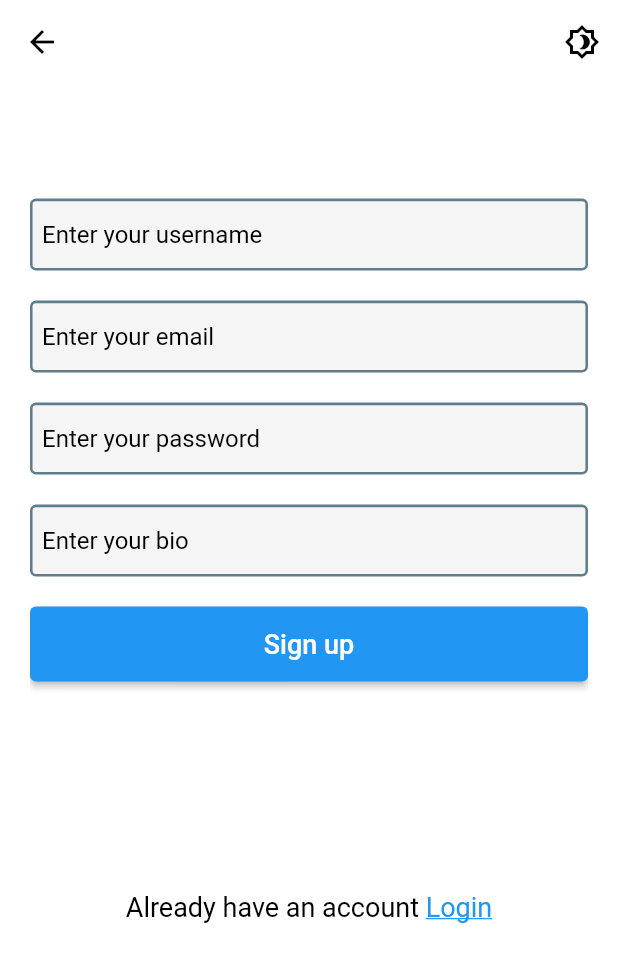
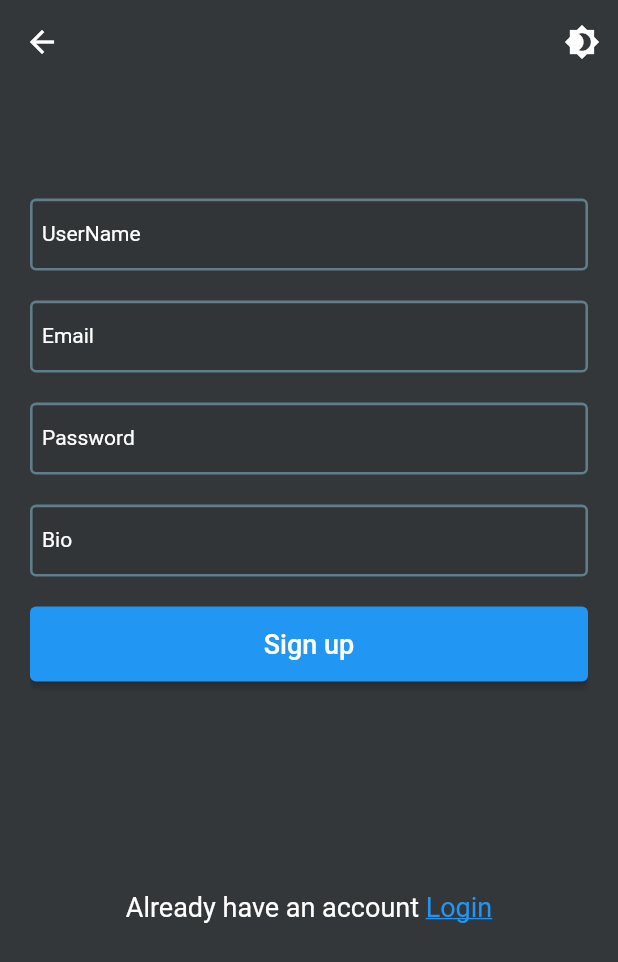
Before and after one commit to mohamedKhalid1/worldnews_app, a Flutter app: the SignUpScreen screen opened by its route, scrolled down 56 dp, after a tap on the "brightness 4" icon, on a phone screen of 412 x 824 dp. Shown: the top 962 px of the screen. Run offline on Flutter 3.47's test engine with Material 2 defaults, Android fonts, the phone set to English and light mode, and no system bars; drawn by our look-alikes of modal_progress_hud_nsn; our stand-ins replace animated_text_kit, cloud_firestore, conditional_builder_null_safety, dio, firebase_auth, firebase_core and 1 more; accounts and stored records are empty.

Commit message:
stream builder for enter to home no auth every time

```diff
--- a/lib/controller/cubit/get_news/get_news_cubit.dart
+++ b/lib/controller/cubit/get_news/get_news_cubit.dart
@@ -46,8 +46,8 @@ class GetNewsCubit extends Cubit<GetNewsState> {
     }
   }
 
-  changeThemMode(){
-    isDark=!isDark;
+  void changeThemMode(){
+    isDark= !isDark;
     emit(ChangeThemeMode());
   }
 
--- a/lib/main.dart
+++ b/lib/main.dart
@@ -1,3 +1,4 @@
+import 'package:firebase_auth/firebase_auth.dart';
 import 'package:firebase_core/firebase_core.dart';
 import 'package:flutter/material.dart';
 import 'package:flutter_bloc/flutter_bloc.dart';
@@ -37,8 +38,17 @@ class MyApp extends StatelessWidget {
   // This widget is the root of your application.
   @override
   Widget build(BuildContext context) {
+    return BlocConsumer<GetNewsCubit, GetNewsState>(
+      listener: (context, state) {
+        // TODO: implement listener
+      },
+      builder: (context, state) {
         return MaterialApp(
-      theme: GetNewsCubit.get(context).isDark?Themes.darkTheme:Themes.lightTheme,
+          theme: Themes.lightTheme,
+          darkTheme: Themes.darkTheme,
+          themeMode: GetNewsCubit.get(context).isDark
+              ? ThemeMode.dark
+              : ThemeMode.light,
           debugShowCheckedModeBanner: false,
           title: 'worldnews',
           routes: {
@@ -50,24 +60,24 @@ class MyApp extends StatelessWidget {
             SeeMoreScreen.route: (context) => SeeMoreScreen(),
             SearchScreen.route: (context) => SearchScreen(),
           },
-      home: HomeScreen(),
-      //SignUpScreen(),
-      // StreamBuilder(
-      //     stream: FirebaseAuth.instance.userChanges(),
-      //     builder: (context, snapshot) {
-      //       if (snapshot.connectionState == ConnectionState.waiting) {
-      //         return const Scaffold(
-      //           body: Center(
-      //             child: CircularProgressIndicator.adaptive(),
-      //           ),
-      //         );
-      //       }
-      //       if (snapshot.data != null) {
-      //         return const HomeScreen();
-      //       } else {
-      //         return LoginScreen();
-      //       }
-      //     }),
+          home: StreamBuilder(
+              stream: FirebaseAuth.instance.userChanges(),
+              builder: (context, snapshot) {
+                if (snapshot.connectionState == ConnectionState.waiting) {
+                  return const Scaffold(
+                    body: Center(
+                      child: CircularProgressIndicator.adaptive(),
+                    ),
+                  );
+                }
+                if (snapshot.data != null) {
+                  return HomeScreen();
+                } else {
+                  return LoginScreen();
+                }
+              }),
+        );
+      },
     );
   }
 }
--- a/lib/model/api_manager.dart
+++ b/lib/model/api_manager.dart
@@ -2,7 +2,9 @@ import 'package:dio/dio.dart';
 
 class ApiManager {
   static String apiUrl = 'https://newsapi.org/v2/';
-  static String apiKey = '9617f865758645cba88b75d048e47a89';
+  //static String apiKey = '9617f865758645cba88b75d048e47a89';
+  //static String apiKey = '81faf1a3db504fe598bc2fa70a4a5bc6';
+  static String apiKey = '9ef72eb4ea5a473d9654e88dc9b3b227';
 
   static Future<List<dynamic>> getNews(String category) async {
     String url = '${apiUrl}top-headlines';
--- a/lib/utils/themes.dart
+++ b/lib/utils/themes.dart
@@ -3,7 +3,6 @@ import 'package:flutter/services.dart';
 
 class Themes {
   static ThemeData lightTheme = ThemeData(
-
     secondaryHeaderColor: Colors.white,
     hintColor: Colors.black,
     textTheme: const TextTheme(
--- a/lib/view/screens/authentication/login_screen.dart
+++ b/lib/view/screens/authentication/login_screen.dart
@@ -60,8 +60,8 @@ class LoginScreen extends StatelessWidget {
                     key: formKey,
                     child: Column(
                       children: [
-                        SizedBox(height: MediaQuery.of(context).size.height*0.18),
-
+                        SizedBox(
+                            height: MediaQuery.of(context).size.height * 0.18),
                         const Padding(
                           padding: EdgeInsets.only(left: 70),
                           child: LogoWidget(),
@@ -78,11 +78,13 @@ class LoginScreen extends StatelessWidget {
                               return "email must not be empty";
                             }
                           },
+                          label: 'Email',
                         ),
                         const SizedBox(
                           height: 20,
                         ),
                         TextFieldInput(
+                          isPass: true,
                           textEditingController: passwordController,
                           hintText: "Enter your password",
                           textInputType: TextInputType.text,
@@ -91,6 +93,7 @@ class LoginScreen extends StatelessWidget {
                               return "password must not be empty";
                             }
                           },
+                          label: 'Password',
                         ),
                         const SizedBox(
                           height: 20,
@@ -131,11 +134,15 @@ class LoginScreen extends StatelessWidget {
                                   "Log in",
                                   style: TextStyle(fontSize: 20),
                                 ))),
-                        SizedBox(height: MediaQuery.of(context).size.height*0.2),
+                        SizedBox(
+                            height: MediaQuery.of(context).size.height * 0.2),
                         Text.rich(
                           TextSpan(
                               text: "I don't have an account ",
-                              style: Theme.of(context).textTheme.bodySmall?.copyWith(fontSize: 18),
+                              style: Theme.of(context)
+                                  .textTheme
+                                  .bodySmall
+                                  ?.copyWith(fontSize: 18),
                               children: [
                                 TextSpan(
                                     recognizer: TapGestureRecognizer()
--- a/lib/view/screens/authentication/signup_screen.dart
+++ b/lib/view/screens/authentication/signup_screen.dart
@@ -96,6 +96,7 @@ class _SignUpScreenState extends State<SignUpScreen> {
                               return "user name must not be empty";
                             }
                           },
+                          label: 'UserName',
                         ),
                         const SizedBox(
                           height: 20,
@@ -109,11 +110,13 @@ class _SignUpScreenState extends State<SignUpScreen> {
                               return "email must not be empty";
                             }
                           },
+                          label: 'Email',
                         ),
                         const SizedBox(
                           height: 20,
                         ),
                         TextFieldInput(
+                          isPass: true,
                           textEditingController: passwordController,
                           hintText: "Enter your password",
                           textInputType: TextInputType.text,
@@ -122,6 +125,7 @@ class _SignUpScreenState extends State<SignUpScreen> {
                               return "password must not be empty";
                             }
                           },
+                          label: 'Password',
                         ),
                         const SizedBox(
                           height: 20,
@@ -135,6 +139,7 @@ class _SignUpScreenState extends State<SignUpScreen> {
                               return "bio must not be empty";
                             }
                           },
+                          label: 'Bio',
                         ),
                         const SizedBox(
                           height: 20,
--- a/lib/view/widgets/textfiled_widget.dart
+++ b/lib/view/widgets/textfiled_widget.dart
@@ -1,5 +1,6 @@
 import 'package:flutter/material.dart';
 import 'package:worldnews_app/utils/constants.dart';
+import 'package:worldnews_app/utils/themes.dart';
 
 class TextFieldInput extends StatelessWidget {
   final TextEditingController textEditingController;
@@ -7,6 +8,7 @@ class TextFieldInput extends StatelessWidget {
   final String hintText;
   final TextInputType textInputType;
   final Function validate;
+  final String label;
 
   const TextFieldInput({
     Key? key,
@@ -14,7 +16,7 @@ class TextFieldInput extends StatelessWidget {
     this.isPass = false,
     required this.hintText,
     required this.textInputType,
-    required this.validate,
+    required this.validate, required this.label,
   }) : super(key: key);
 
   @override
@@ -25,9 +27,12 @@ class TextFieldInput extends StatelessWidget {
     );
 
     return TextFormField(
+      style: TextStyle(color: Theme.of(context).hintColor),
       validator: (value) => validate(value),
       controller: textEditingController,
       decoration: InputDecoration(
+        labelText: label,
+        labelStyle: Theme.of(context).textTheme.bodySmall,
         hintText: hintText,
         border: inputBorder,
         focusedBorder: inputBorder,
```
Also changed, not shown: lib/view/screens/authentication/reset_password_screen.dart (+9 -7 lines), lib/view/screens/main_screens/home_screen.dart (+16 -6 lines), lib/view/screens/main_screens/search_screen.dart (+20 -6 lines), 1 other file. Lines whose indentation alone changed are shown as unchanged.
